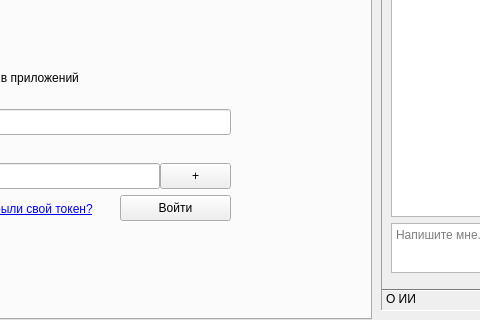
Old version of the form ui/mainwindow.ui in the repository badcast/adskiller; both pictures show x 380 to 860 and y 299 to 619 of the 1100 by 619 pixel window.
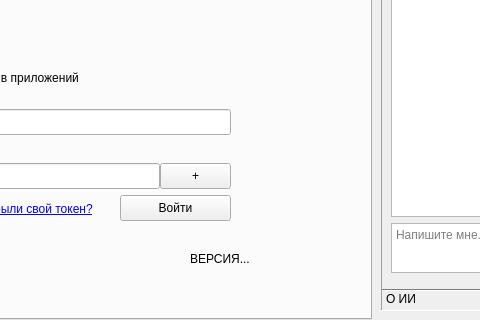
New version of the form. The open tabs and pages were chosen to show the change. Icons and pictures are not drawn.

Commit message:
Add version string to auth page
Add new About page

Patch:
```diff
--- a/ui/mainwindow.ui
+++ b/ui/mainwindow.ui
@@ -443,6 +443,19 @@
                <string>+</string>
               </property>
              </widget>
+             <widget class="QLabel" name="label_auth_ver">
+              <property name="geometry">
+               <rect>
+                <x>510</x>
+                <y>380</y>
+                <width>101</width>
+                <height>20</height>
+               </rect>
+              </property>
+              <property name="text">
+               <string>ВЕРСИЯ...</string>
+              </property>
+             </widget>
             </widget>
            </item>
           </layout>
```
Left out of the diff: 2 changed lines with no effect on the pictures. The commit also changes 6 other files.
